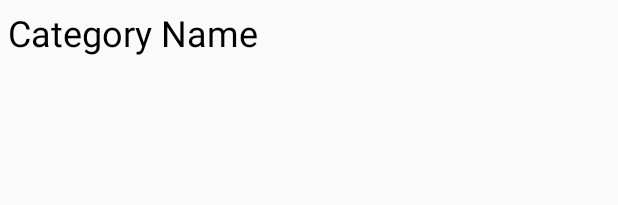
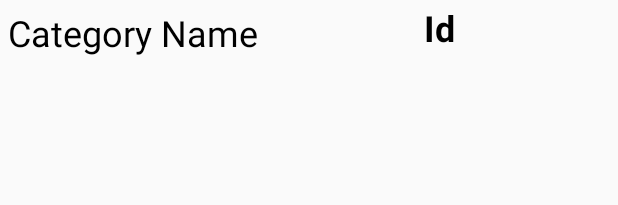
Before and after one commit to tgshelanskey/ManageExpenseMod, an Android app: the layout tab1_list.xml on its own in the app's theme, with its tools: preview values and no code run, on a phone screen of 412 x 824 dp. Shown: the top 205 px of the screen. Run offline under Robolectric (Android 15) with nearby library versions, the phone set to English and light mode, and no system bars.

Commit message:
Column Add - Budget Learning how to manipulate lists Made some simple corrections

```diff
--- a/src/main/java/com/example/jasper/manageexpense/ListView_Adapter.java
+++ b/src/main/java/com/example/jasper/manageexpense/ListView_Adapter.java
@@ -40,9 +40,12 @@ public class ListView_Adapter extends BaseAdapter {
     public View getView(int position, View convertView, ViewGroup parent) {
         View view = View.inflate(context, R.layout.listview_name, null);
         TextView txtName = (TextView)view.findViewById(R.id.txtNameList);
+        TextView txtId = (TextView)view.findViewById(R.id.txtIdList);
         //RadioButton radioButton = (RadioButton)view.findViewById(R.id.btnRadio);
 
         txtName.setText(listView_lists.get(position).getName());
+        txtId.setText(listView_lists.get(position).getId());
+
         //radioButton.setClickable(true);
         return view;
     }
--- a/src/main/java/com/example/jasper/manageexpense/Tab1_Adapter.java
+++ b/src/main/java/com/example/jasper/manageexpense/Tab1_Adapter.java
@@ -48,7 +48,9 @@ public class Tab1_Adapter extends BaseAdapter {
         View view = View.inflate(context, R.layout.tab1_list, null);
 
         TextView txtCategoryName = (TextView)view.findViewById(R.id.txtCategoryName);
+        TextView txtCategoryId = (TextView)view.findViewById(R.id.txtCategoryId);
         txtCategoryName.setText(records.get(position).getName());
+        txtCategoryId.setText("" + records.get(position).getId());
 
         return view;
     }
--- a/src/main/res/layout/tab1.xml
+++ b/src/main/res/layout/tab1.xml
@@ -99,7 +99,7 @@
             android:layout_height="wrap_content"
             android:layout_marginRight="90dp"
             android:layout_marginTop="5dp"
-            android:text="Catetgory Lists:"
+            android:text="Category Lists:"
             android:textSize="18sp"
             android:textStyle="bold" />
 
--- a/src/main/res/layout/tab1_list.xml
+++ b/src/main/res/layout/tab1_list.xml
@@ -19,4 +19,20 @@
         android:textColor="@android:color/black"
         android:textSize="24sp" />
 
+    <TextView
+        android:id="@+id/txtCategoryId"
+        android:layout_width="wrap_content"
+        android:layout_height="wrap_content"
+        android:layout_alignBottom="@+id/txtCategoryName"
+        android:layout_alignParentEnd="true"
+        android:layout_alignParentRight="true"
+        android:layout_alignParentTop="true"
+        android:layout_toEndOf="@+id/txtCategoryName"
+        android:layout_toRightOf="@+id/txtCategoryName"
+        android:text="Id"
+        android:textAlignment="center"
+        android:textColor="@android:color/black"
+        android:textSize="24sp"
+        android:textStyle="bold" />
+
 </RelativeLayout>
```
Also changed, not shown: src/main/java/com/example/jasper/manageexpense/DBHelper.java (+26 -27 lines), src/main/java/com/example/jasper/manageexpense/Tab1.java (+11 -28 lines), src/main/res/layout/listview_name.xml (+26 -12 lines).
